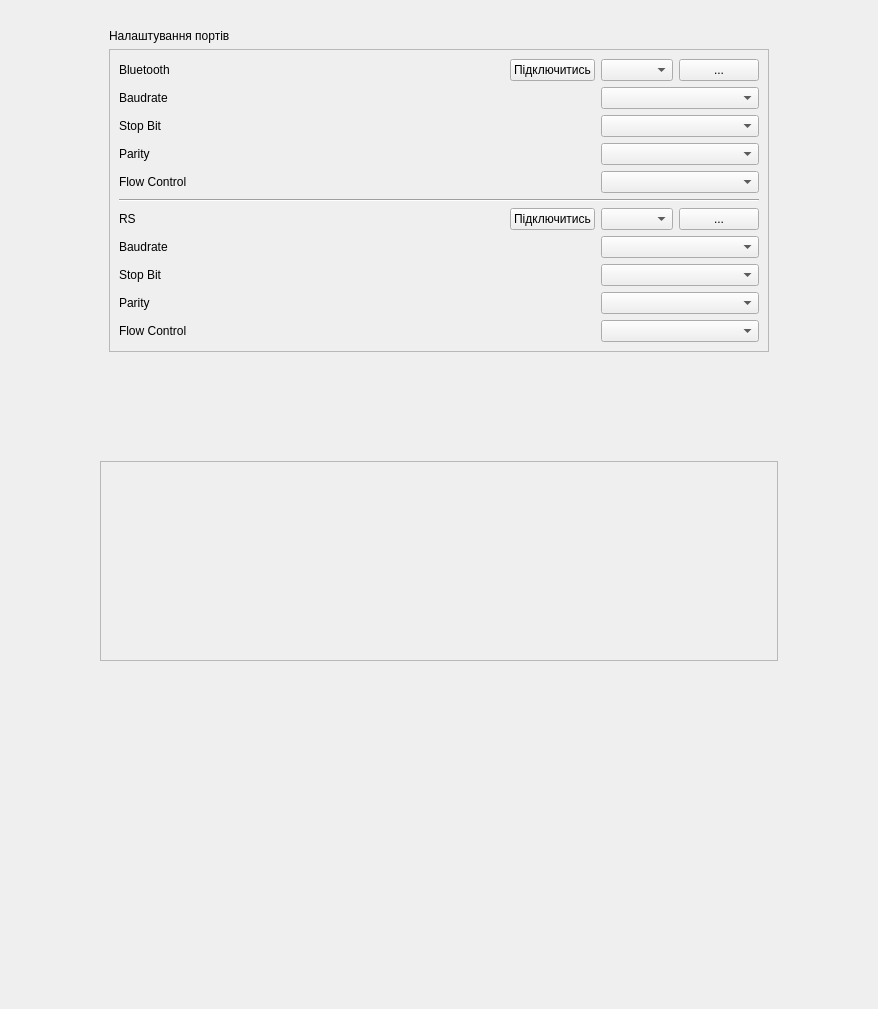
Before: the Qt Designer form app/ui/ui_designer/settingPage.ui in Spectre944/PCBDebugger, drawn with Qt 5.
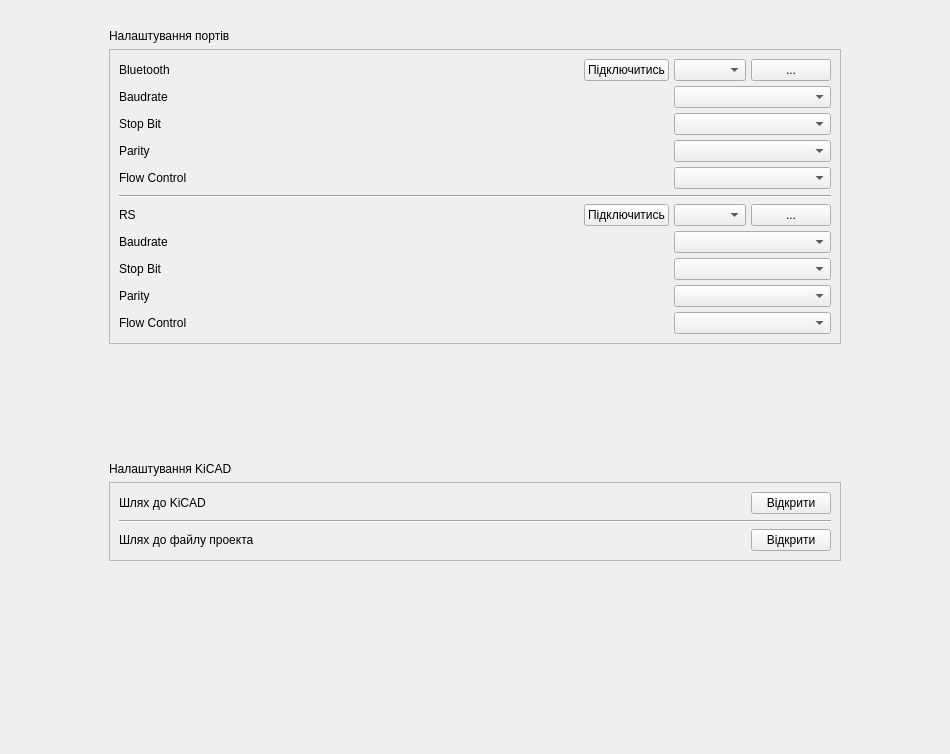
After: the same form once the commit is applied.

Commit message: Part 1 Phase one - Added settings to set path to KiCAD and project

What changed in the file:
```diff
--- a/app/ui/ui_designer/settingPage.ui
+++ b/app/ui/ui_designer/settingPage.ui
@@ -6,8 +6,8 @@
    <rect>
     <x>0</x>
     <y>0</y>
-    <width>878</width>
-    <height>1009</height>
+    <width>950</width>
+    <height>754</height>
    </rect>
   </property>
   <property name="windowTitle">
@@ -62,6 +62,9 @@
         <layout class="QVBoxLayout" name="verticalLayout_3">
          <item>
           <layout class="QGridLayout" name="gridLayout">
+           <property name="spacing">
+            <number>5</number>
+           </property>
            <item row="0" column="4">
             <widget class="QPushButton" name="pushButton_bt_settings">
              <property name="sizePolicy">
@@ -156,6 +159,9 @@
          </item>
          <item>
           <layout class="QGridLayout" name="gridLayout_2">
+           <property name="spacing">
+            <number>5</number>
+           </property>
            <item row="0" column="4">
             <widget class="QPushButton" name="pushButton_rs_settings">
              <property name="sizePolicy">
@@ -252,15 +258,115 @@
      <property name="minimumSize">
       <size>
        <width>0</width>
-       <height>200</height>
+       <height>0</height>
       </size>
      </property>
      <property name="frameShape">
-      <enum>QFrame::Shape::StyledPanel</enum>
+      <enum>QFrame::Shape::NoFrame</enum>
      </property>
      <property name="frameShadow">
       <enum>QFrame::Shadow::Raised</enum>
      </property>
+     <layout class="QVBoxLayout" name="verticalLayout_4">
+      <item>
+       <widget class="QLabel" name="label_11">
+        <property name="sizePolicy">
+         <sizepolicy hsizetype="Preferred" vsizetype="Maximum">
+          <horstretch>0</horstretch>
+          <verstretch>0</verstretch>
+         </sizepolicy>
+        </property>
+        <property name="text">
+         <string>Налаштування KiCAD</string>
+        </property>
+       </widget>
+      </item>
+      <item>
+       <widget class="QFrame" name="frame_4">
+        <property name="sizePolicy">
+         <sizepolicy hsizetype="Preferred" vsizetype="Minimum">
+          <horstretch>0</horstretch>
+          <verstretch>0</verstretch>
+         </sizepolicy>
+        </property>
+        <property name="frameShape">
+         <enum>QFrame::Shape::StyledPanel</enum>
+        </property>
+        <property name="frameShadow">
+         <enum>QFrame::Shadow::Raised</enum>
+        </property>
+        <layout class="QVBoxLayout" name="verticalLayout_5">
+         <item>
+          <layout class="QHBoxLayout" name="horizontalLayout">
+           <property name="spacing">
+            <number>5</number>
+           </property>
+           <item>
+            <widget class="QLabel" name="label_12">
+             <property name="sizePolicy">
+              <sizepolicy hsizetype="Expanding" vsizetype="Preferred">
+               <horstretch>0</horstretch>
+               <verstretch>0</verstretch>
+              </sizepolicy>
+             </property>
+             <property name="text">
+              <string>Шлях до KiCAD</string>
+             </property>
+            </widget>
+           </item>
+           <item>
+            <widget class="QPushButton" name="pushButton_kicad_set_path">
+             <property name="sizePolicy">
+              <sizepolicy hsizetype="Minimum" vsizetype="Fixed">
+               <horstretch>0</horstretch>
+               <verstretch>0</verstretch>
+              </sizepolicy>
+             </property>
+             <property name="text">
+              <string>Відкрити</string>
+             </property>
+            </widget>
+           </item>
+          </layout>
+         </item>
+         <item>
+          <widget class="Line" name="line_2">
+           <property name="orientation">
+            <enum>Qt::Orientation::Horizontal</enum>
+           </property>
+          </widget>
+         </item>
+         <item>
+          <layout class="QHBoxLayout" name="horizontalLayout_2">
+           <property name="spacing">
+            <number>5</number>
+           </property>
+           <item>
+            <widget class="QLabel" name="label_13">
+             <property name="sizePolicy">
+              <sizepolicy hsizetype="Expanding" vsizetype="Preferred">
+               <horstretch>0</horstretch>
+               <verstretch>0</verstretch>
+              </sizepolicy>
+             </property>
+             <property name="text">
+              <string>Шлях до файлу проекта</string>
+             </property>
+            </widget>
+           </item>
+           <item>
+            <widget class="QPushButton" name="pushButton_set_project_path">
+             <property name="text">
+              <string>Відкрити</string>
+             </property>
+            </widget>
+           </item>
+          </layout>
+         </item>
+        </layout>
+       </widget>
+      </item>
+     </layout>
     </widget>
    </item>
    <item>
```
The commit also changes 5 other files.
